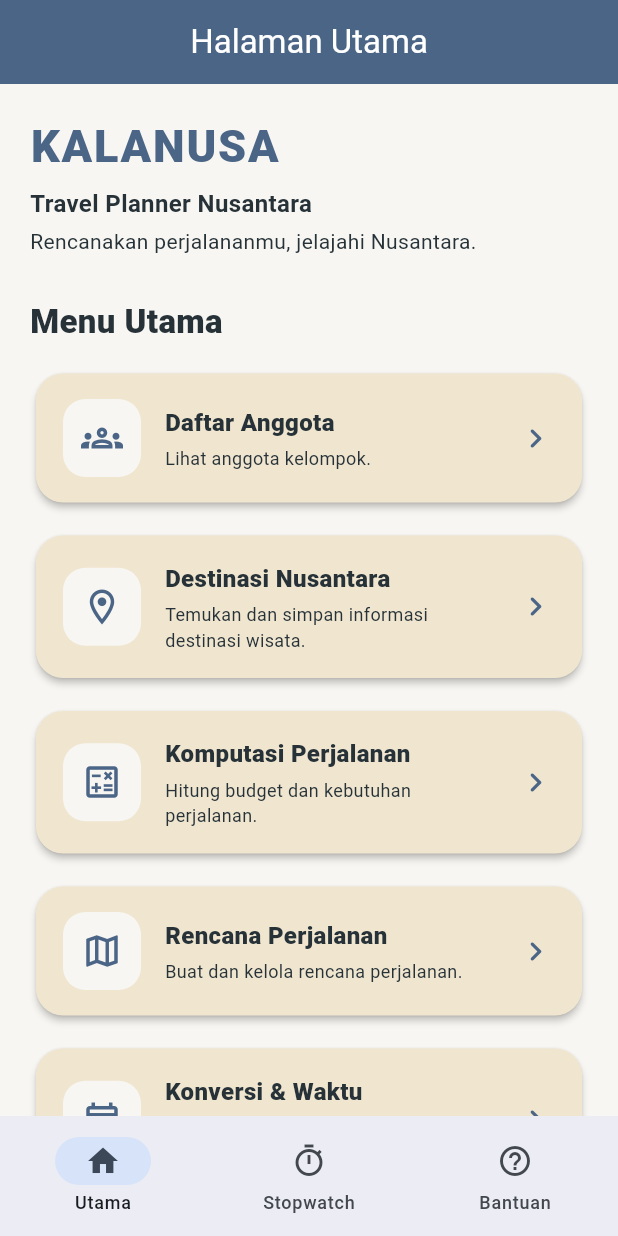
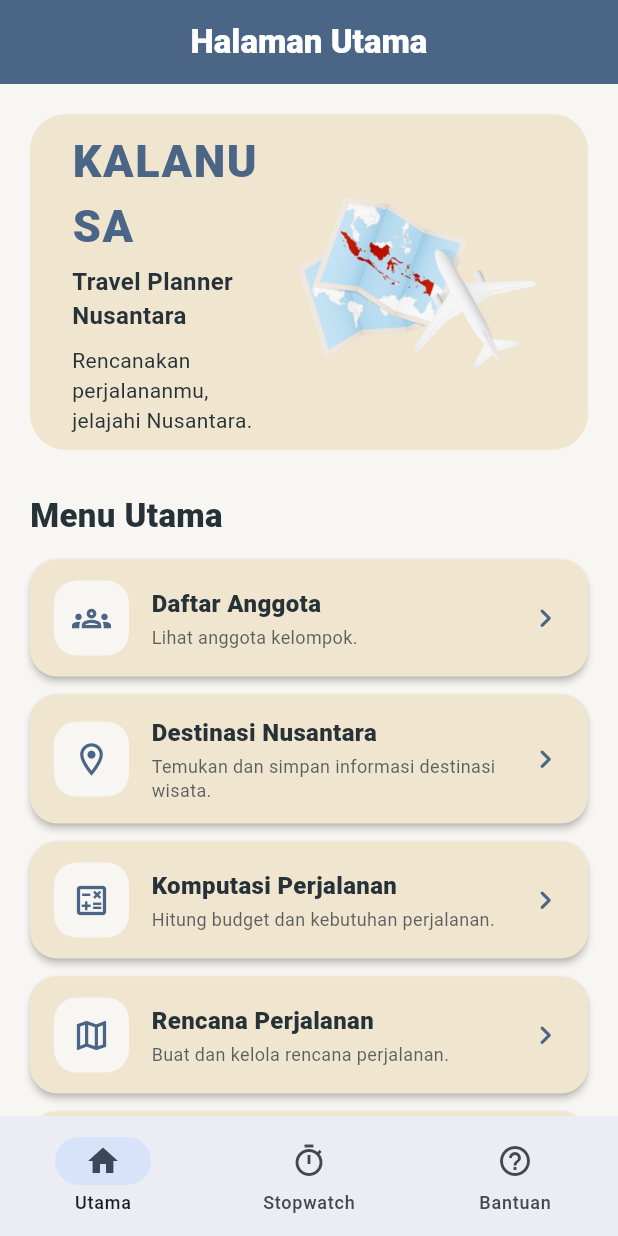
Before and after one commit to DonaRobiha/kalanusa, a Flutter app: the HomeScreen screen opened directly, on a phone screen of 412 x 824 dp. Run offline on Flutter 3.47's test engine with Material 3 defaults, Android fonts, the light colour scheme and no system bars; our stand-ins replace sqflite; missing offline and left inert: dart:js_interop; accounts and stored records are empty.

Commit message:
Update home page design

```diff
--- a/lib/screens/home_screen.dart
+++ b/lib/screens/home_screen.dart
@@ -20,7 +20,7 @@ class _HomeScreenState extends State<HomeScreen> {
   int selectedIndex = 0;
 
   // =========================
-  // 5 MENU UTAMA KALANUSA
+  // MENU UTAMA KALANUSA
   // =========================
   final List<String> menuTitles = [
     'Daftar Anggota',
@@ -48,6 +48,7 @@ class _HomeScreenState extends State<HomeScreen> {
     Icons.calendar_month_outlined,
     Icons.public_outlined,
   ];
+
   // =========================
   // LOGOUT
   // =========================
@@ -137,43 +138,74 @@ class _HomeScreenState extends State<HomeScreen> {
           crossAxisAlignment: CrossAxisAlignment.start,
           children: [
             // =========================
-            // HEADER
+            // HEADER / HERO
             // =========================
+        Container(
+  width: double.infinity,
+  padding: const EdgeInsets.symmetric(
+    horizontal: 28,
+    vertical: 10,
+  ),
+  decoration: BoxDecoration(
+    color: AppColors.cream,
+    borderRadius: BorderRadius.circular(24),
+  ),
+  child: Row(
+    children: [
+      Expanded(
+        flex: 5,
+        child: Column(
+          crossAxisAlignment: CrossAxisAlignment.start,
+          children: [
             const Text(
               'KALANUSA',
               style: TextStyle(
                 fontSize: 30,
                 fontWeight: FontWeight.w900,
                 color: AppColors.blue,
-                letterSpacing: 1.2,
+                letterSpacing: 1,
               ),
             ),
-
-            const SizedBox(height: 5),
-
+            const SizedBox(height: 4),
             const Text(
               'Travel Planner Nusantara',
               style: TextStyle(
                 fontSize: 16,
-                fontWeight: FontWeight.w600,
+                fontWeight: FontWeight.w700,
                 color: AppColors.textDark,
               ),
             ),
-
-            const SizedBox(height: 4),
-
+            const SizedBox(height: 8),
             const Text(
-              'Rencanakan perjalananmu, jelajahi Nusantara.',
+              'Rencanakan perjalananmu,\njelajahi Nusantara.',
               style: TextStyle(
                 fontSize: 14,
                 color: AppColors.textDark,
+                height: 1.4,
+              ),
+            ),
+          ],
+        ),
+      ),
+
+      const SizedBox(width: 10),
+
+      Expanded(
+        flex: 6,
+        child: Image.asset(
+          'assets/images/KALANUSA.png',
+          height: 190,
+          fit: BoxFit.contain,
+        ),
+      ),
+    ],
   ),
 ),
 
             const SizedBox(height: 28),
 
             // =========================
-            // MENU UTAMA
+            // JUDUL MENU
             // =========================
             const Text(
               'Menu Utama',
@@ -184,14 +216,18 @@ class _HomeScreenState extends State<HomeScreen> {
               ),
             ),
 
-            const SizedBox(height: 15),
+            const SizedBox(height: 14),
 
+            // =========================
+            // DAFTAR MENU
+            // =========================
             ...List.generate(
               menuTitles.length,
               (index) {
                 return Padding(
-                  padding: const EdgeInsets.only(bottom: 14),
+                  padding: const EdgeInsets.only(bottom: 12),
                   child: Card(
+                    margin: EdgeInsets.zero,
                     child: InkWell(
                       borderRadius: BorderRadius.circular(18),
                       onTap: () {
@@ -199,15 +235,17 @@ class _HomeScreenState extends State<HomeScreen> {
                       },
                       child: Padding(
                         padding: const EdgeInsets.symmetric(
-                          horizontal: 18,
-                          vertical: 17,
+                          horizontal: 16,
+                          vertical: 14,
                         ),
                         child: Row(
                           children: [
+                            // =========================
                             // ICON
+                            // =========================
                             Container(
-                              width: 52,
-                              height: 52,
+                              width: 50,
+                              height: 50,
                               decoration: BoxDecoration(
                                 color: AppColors.offWhite,
                                 borderRadius: BorderRadius.circular(15),
@@ -215,13 +253,15 @@ class _HomeScreenState extends State<HomeScreen> {
                               child: Icon(
                                 menuIcons[index],
                                 color: AppColors.blue,
-                                size: 28,
+                                size: 26,
                               ),
                             ),
 
-                            const SizedBox(width: 16),
+                            const SizedBox(width: 15),
 
+                            // =========================
                             // TEXT
+                            // =========================
                             Expanded(
                               child: Column(
                                 crossAxisAlignment: CrossAxisAlignment.start,
@@ -234,14 +274,15 @@ class _HomeScreenState extends State<HomeScreen> {
                                       color: AppColors.textDark,
                                     ),
                                   ),
-
-                                  const SizedBox(height: 4),
-
+                                  const SizedBox(height: 3),
                                   Text(
                                     menuDescriptions[index],
-                                    style: const TextStyle(
+                                    style: TextStyle(
                                       fontSize: 12,
-                                      color: AppColors.textDark,
+                                      color: AppColors.textDark.withOpacity(
+                                        0.75,
+                                      ),
+                                      height: 1.3,
                                     ),
                                   ),
                                 ],
@@ -250,11 +291,13 @@ class _HomeScreenState extends State<HomeScreen> {
 
                             const SizedBox(width: 8),
 
+                            // =========================
                             // ARROW
+                            // =========================
                             const Icon(
                               Icons.chevron_right_rounded,
                               color: AppColors.blue,
-                              size: 26,
+                              size: 25,
                             ),
                           ],
                         ),
@@ -309,6 +352,9 @@ Widget buildStopwatchPage() {
 
             const SizedBox(height: 25),
 
+            // =========================
+            // TENTANG KALANUSA
+            // =========================
             Card(
               child: ListTile(
                 leading: const Icon(
@@ -329,6 +375,9 @@ Widget buildStopwatchPage() {
 
             const SizedBox(height: 12),
 
+            // =========================
+            // KELUAR
+            // =========================
             Card(
               child: ListTile(
                 leading: const Icon(
@@ -365,13 +414,20 @@ Widget buildStopwatchPage() {
     ];
 
     return Scaffold(
+      // =========================
+      // APP BAR
+      // =========================
       appBar: AppBar(
+        automaticallyImplyLeading: false,
         title: Text(
           selectedIndex == 0
               ? 'Halaman Utama'
               : selectedIndex == 1
                   ? 'Stopwatch'
                   : 'Bantuan',
+          style: const TextStyle(
+            fontWeight: FontWeight.w800,
+          ),
         ),
       ),
 
```
Also changed, not shown: pubspec.yaml (+3 -4 lines), assets/images/KALANUSA.png (added). Lines whose indentation alone changed are shown as unchanged.
